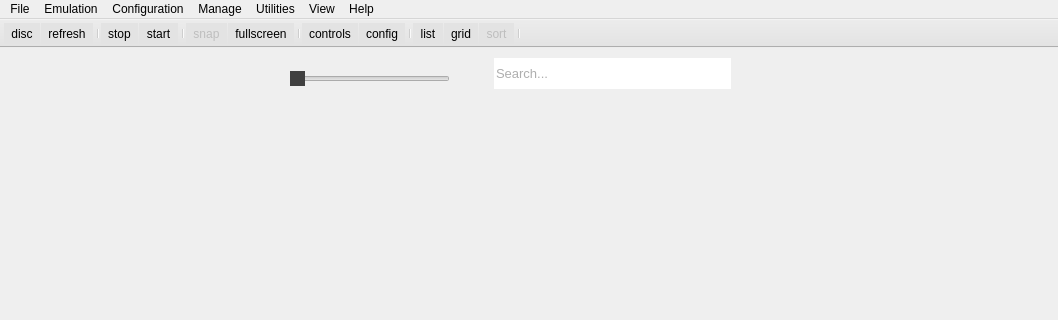
Old version of the form rpcs3/rpcs3qt/main_window.ui in the repository RPCS3/rpcs3; both pictures show x 0 to 1058 and y 0 to 320 of the 1058 by 580 pixel window.
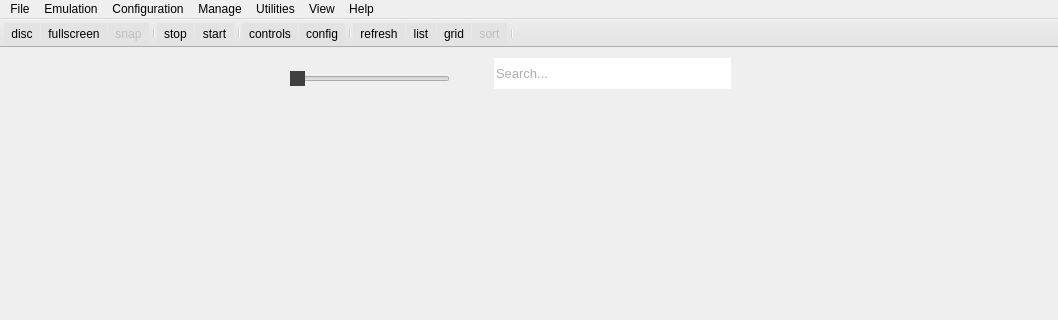
New version of the form. Icons and pictures are not drawn.

```diff
--- a/rpcs3/rpcs3qt/main_window.ui
+++ b/rpcs3/rpcs3qt/main_window.ui
@@ -300,17 +300,16 @@
     <bool>false</bool>
    </attribute>
    <addaction name="toolbar_disc"/>
-   <addaction name="toolbar_refresh"/>
+   <addaction name="toolbar_fullscreen"/>
+   <addaction name="toolbar_snap"/>
    <addaction name="separator"/>
    <addaction name="toolbar_stop"/>
    <addaction name="toolbar_start"/>
    <addaction name="separator"/>
-   <addaction name="toolbar_snap"/>
-   <addaction name="toolbar_fullscreen"/>
-   <addaction name="separator"/>
    <addaction name="toolbar_controls"/>
    <addaction name="toolbar_config"/>
    <addaction name="separator"/>
+   <addaction name="toolbar_refresh"/>
    <addaction name="toolbar_list"/>
    <addaction name="toolbar_grid"/>
    <addaction name="toolbar_sort"/>
```
Left out of the diff: 12 changed lines with no effect on the pictures.
